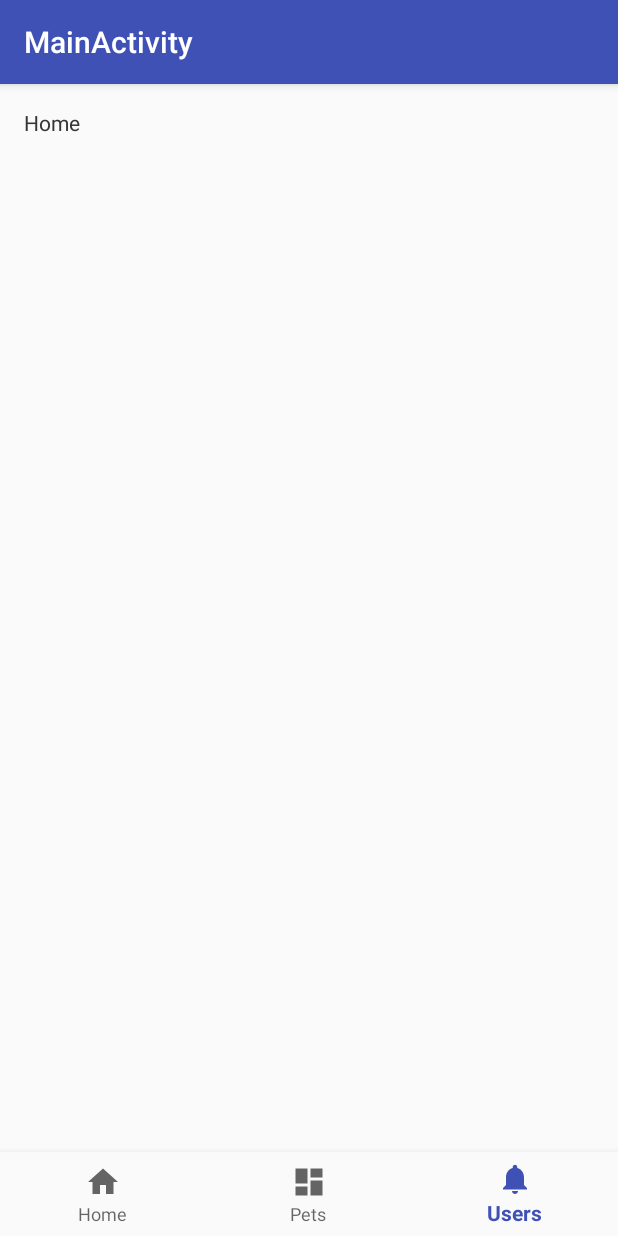
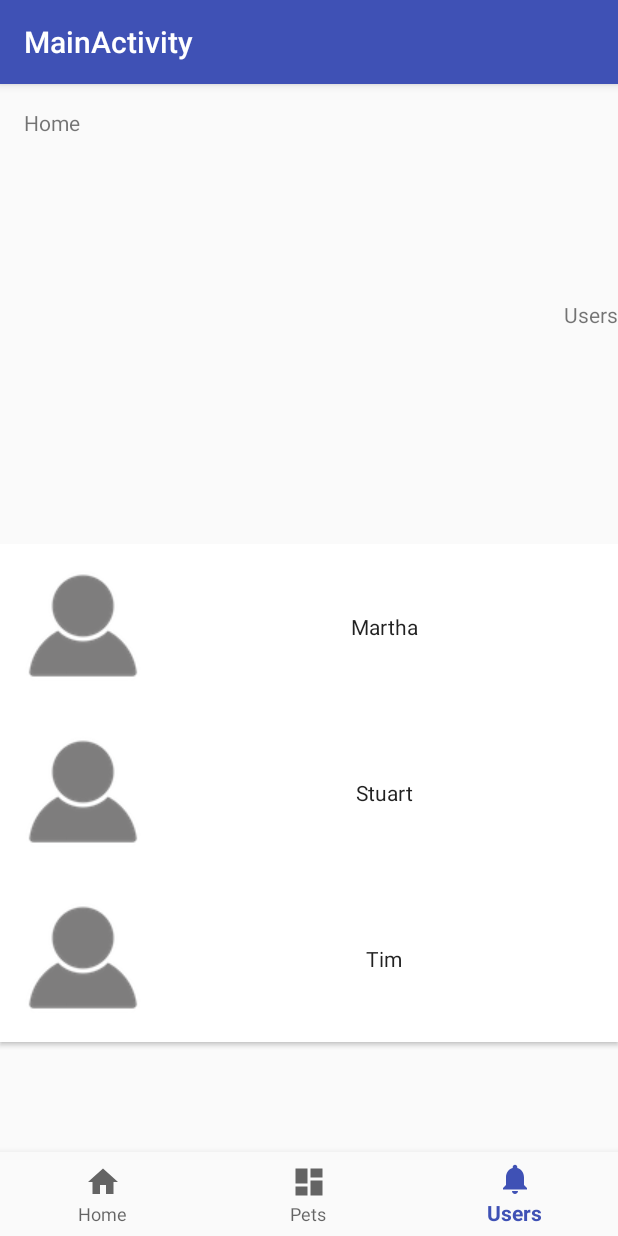
Before and after one commit to dregalbuto/pet-task-tracker-mirror, an Android app: the screen it shows after launch (MainActivity), item 3 of the bottom bar chosen, on a phone screen of 412 x 824 dp. Run offline under Robolectric (Android 15) with nearby library versions, the phone set to English and light mode, and no system bars; 1 statement that could not run was skipped.

Commit message:
Users and pets pages

```diff
--- a/app/src/main/java/northeastern/is4300/pettasktracker/PetsFragment.java
+++ b/app/src/main/java/northeastern/is4300/pettasktracker/PetsFragment.java
@@ -30,7 +30,7 @@ public class PetsFragment extends Fragment implements View.OnClickListener {
 
         /* Set up Add Pet button */
         Button addPetButton = (Button) v.findViewById(R.id.button_add_pet);
-        message1 = v.findViewById(R.id.message_pets);
+        message1 = v.findViewById(R.id.message_users);
         addPetButton.setOnClickListener(this);
 
         return v;
--- a/app/src/main/res/layout/activity_main.xml
+++ b/app/src/main/res/layout/activity_main.xml
@@ -8,7 +8,7 @@
     tools:context="northeastern.is4300.pettasktracker.MainActivity">
 
     <TextView
-        android:id="@+id/message_pets"
+        android:id="@+id/message_users"
         android:layout_width="wrap_content"
         android:layout_height="wrap_content"
         android:layout_marginLeft="@dimen/activity_horizontal_margin"
--- a/app/src/main/res/layout/activity_view_pet.xml
+++ b/app/src/main/res/layout/activity_view_pet.xml
@@ -38,7 +38,7 @@
                 android:layout_height="wrap_content"
                 android:layout_marginEnd="24dp"
                 android:layout_marginTop="40dp"
-                android:text="@string/pet_name"
+                android:text="@string/pet_name_1"
                 android:textColor="@color/colorAccent"
                 android:textSize="30sp"
                 app:layout_constraintEnd_toEndOf="parent"
--- a/app/src/main/res/layout/fragment_timeline.xml
+++ b/app/src/main/res/layout/fragment_timeline.xml
@@ -9,10 +9,10 @@
     tools:context="northeastern.is4300.pettasktracker.TimelineFragment">
 
     <TextView
-        android:id="@+id/message_pets"
+        android:id="@+id/message_users"
         android:layout_width="wrap_content"
         android:layout_height="wrap_content"
-        android:layout_marginBottom="8dp"
+        android:layout_marginBottom="24dp"
         android:layout_marginEnd="161dp"
         android:layout_marginStart="161dp"
         android:layout_marginTop="16dp"
@@ -36,7 +36,7 @@
         app:layout_constraintEnd_toEndOf="parent"
         app:layout_constraintHorizontal_bias="0.6"
         app:layout_constraintStart_toStartOf="parent"
-        app:layout_constraintTop_toBottomOf="@+id/message_pets">
+        app:layout_constraintTop_toBottomOf="@+id/message_users">
 
         <RelativeLayout
             android:layout_width="match_parent"
--- a/app/src/main/res/layout/fragment_users.xml
+++ b/app/src/main/res/layout/fragment_users.xml
@@ -8,14 +8,67 @@
     tools:context="northeastern.is4300.pettasktracker.UsersFragment">
 
     <TextView
-        android:id="@+id/message_pets"
+        android:id="@+id/message_users"
         android:layout_width="wrap_content"
         android:layout_height="wrap_content"
+        android:layout_marginBottom="15dp"
         android:layout_marginLeft="@dimen/activity_horizontal_margin"
-        android:layout_marginStart="@dimen/activity_horizontal_margin"
         android:layout_marginTop="@dimen/activity_vertical_margin"
-        android:text="@string/title_home"
+        android:text="@string/title_activity_users"
+        app:layout_constraintBottom_toTopOf="@+id/linearLayout2"
+        app:layout_constraintEnd_toEndOf="parent"
         app:layout_constraintLeft_toLeftOf="parent"
         app:layout_constraintTop_toTopOf="parent" />
 
+    <LinearLayout
+        android:id="@+id/linearLayout2"
+        android:layout_width="0dp"
+        android:layout_height="461dp"
+        android:gravity="top"
+        android:orientation="vertical"
+        app:layout_constraintBottom_toBottomOf="parent"
+        app:layout_constraintEnd_toEndOf="parent"
+        app:layout_constraintHorizontal_bias="0.0"
+        app:layout_constraintStart_toStartOf="parent"
+        app:layout_constraintTop_toTopOf="parent"
+        app:layout_constraintVertical_bias="1.0">
+
+        <Button
+            android:id="@+id/user_button_martha"
+            android:layout_width="match_parent"
+            android:layout_height="wrap_content"
+            android:background="@android:color/background_light"
+            android:drawableLeft="@drawable/profile"
+            android:padding="5dp"
+            android:text="@string/user_name_1"
+            android:textAppearance="@style/TextAppearance.AppCompat"
+            tools:layout_editor_absoluteX="16dp"
+            tools:layout_editor_absoluteY="46dp" />
+
+        <Button
+            android:id="@+id/user_button_stuart"
+            android:layout_width="match_parent"
+            android:layout_height="wrap_content"
+            android:background="@android:color/background_light"
+            android:drawableLeft="@drawable/profile"
+            android:padding="5dp"
+            android:text="@string/user_name_2"
+            android:textAppearance="@style/TextAppearance.AppCompat"
+            tools:layout_editor_absoluteX="16dp"
+            tools:layout_editor_absoluteY="46dp" />
+
+        <Button
+            android:id="@+id/user_button_tim"
+            android:layout_width="match_parent"
+            android:layout_height="wrap_content"
+            android:background="@android:color/background_light"
+            android:drawableLeft="@drawable/profile"
+            android:padding="5dp"
+            android:text="@string/user_name_3"
+            android:textAppearance="@style/TextAppearance.AppCompat"
+            tools:layout_editor_absoluteX="16dp"
+            tools:layout_editor_absoluteY="46dp" />
+
+    </LinearLayout>
+
 </android.support.constraint.ConstraintLayout>
--- a/app/src/main/res/values/strings.xml
+++ b/app/src/main/res/values/strings.xml
@@ -9,9 +9,15 @@
     <string name="title_activity_view_pet">View Pet</string>
     <string name="title_activity_add_pet">Add a Pet</string>
     <string name="title_activity_add_task">Add a Task</string>
-    <string name="pet_name">Cookie</string>
+
+    <string name="pet_name_1">Cookie</string>
+    <string name="pet_name_2">Rudy</string>
+    <string name="user_name_1">Martha</string>
+    <string name="user_name_2">Stuart</string>
+    <string name="user_name_3">Tim</string>
 
     <string name="cat_pic_alt">Cat</string>
+    <string name="profile_pic_alt">Profile</string>
 
     <string name="prompt_pet_name">Name</string>
     <string name="prompt_pet_type">Type</string>
```
Also changed, not shown: app/src/main/res/layout/fragment_pets.xml (+46 -5 lines), app/src/main/res/drawable/cat_icon_100.png (added), app/src/main/res/drawable/dog_icon_100.png (added), app/src/main/res/drawable/profile.png (added).
